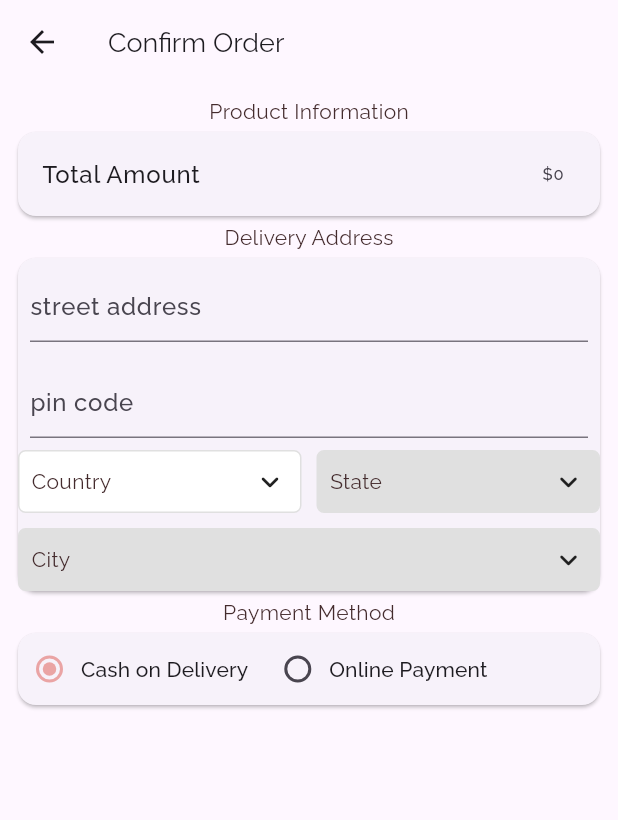
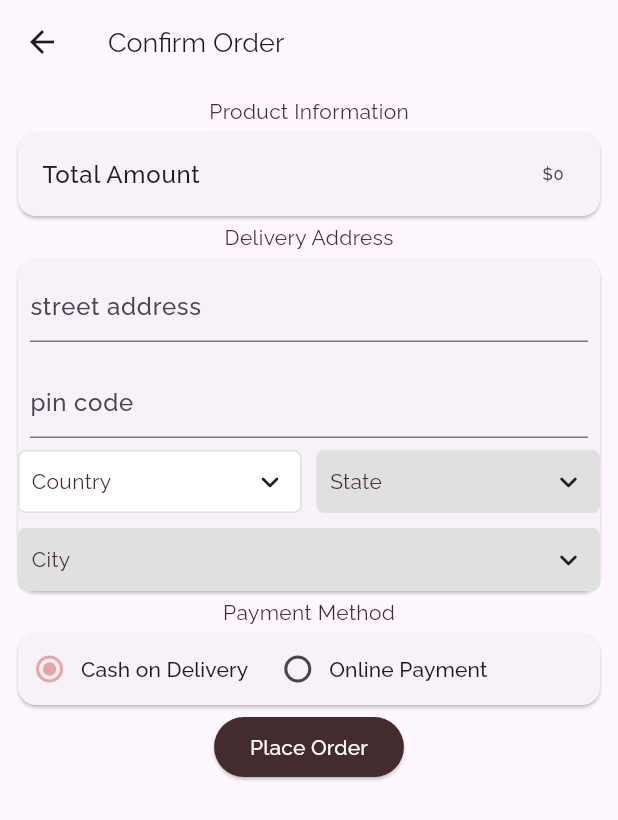
Before and after one commit to Ananyakumar186/firebase_user_app, a Flutter app: the CheckoutPage screen opened by its route, on a phone screen of 412 x 824 dp. Shown: the top 820 px of the screen. Run offline on Flutter 3.47's test engine with Material 3 defaults, Android fonts, the phone set to English and light mode, and no system bars; drawn by our look-alikes of csc_picker; our stand-ins replace cached_network_image, cloud_firestore, firebase_auth, firebase_core, firebase_storage, flutter_easyloading and 4 more; accounts and stored records are empty; network calls fail.

Commit message:
save order and clear cart added

```diff
--- a/lib/db/dbHelper.dart
+++ b/lib/db/dbHelper.dart
@@ -1,6 +1,7 @@
 import 'package:cloud_firestore/cloud_firestore.dart';
 import 'package:sklens_user_app/models/app_user.dart';
 import 'package:sklens_user_app/models/cart.dart';
+import 'package:sklens_user_app/models/order_model.dart';
 
 class DbHelper {
   static final FirebaseFirestore _db = FirebaseFirestore.instance;
@@ -8,6 +9,7 @@ class DbHelper {
   static const String collectionTelescope = 'Telescopes';
   static const String collectionBrand = 'Brands';
   static const String collectionCart = 'MyCartItems';
+  static const String collectionOrder = 'Orders';
 
   static Future<void> addUser(AppUser appUser) {
     return _db
@@ -45,8 +47,11 @@ class DbHelper {
   static Stream<QuerySnapshot<Map<String, dynamic>>> getAllTelescopes() =>
       _db.collection(collectionTelescope).snapshots();
 
+  static Stream<DocumentSnapshot<Map<String, dynamic>>> getUserInfo(uid) =>
+      _db.collection(collectionUser).doc(uid).snapshots();
+
   static Stream<QuerySnapshot<Map<String, dynamic>>> getAllCartItems(
-          String uid) =>
+      String uid) =>
       _db
           .collection(collectionUser)
           .doc(uid)
@@ -61,4 +66,31 @@ class DbHelper {
         .doc(model.telescopeId)
         .set(model.toJson());
   }
+
+  static Future<void> saveOrder(OrderModel order) async {
+    final wb = _db.batch();
+    final orderDoc = _db.collection(collectionOrder).doc(order.orderId);
+    wb.set(orderDoc, order.toJSON());
+
+    for(final cartModel in order.itemDetails) {
+      final telescope = await _db.collection(collectionTelescope).doc(cartModel.telescopeId).get();
+      final previousStock = telescope.data()!['stock'];
+      final telDoc = _db.collection(collectionTelescope).doc(cartModel.telescopeId);
+      wb.update(telDoc, {'stock' : previousStock - cartModel.quantity });
+    }
+
+    final userDoc  = _db.collection(collectionUser).doc(order.appUser.uid);
+    wb.set(userDoc, order.appUser.toJson());
+    return wb.commit();
+  }
+
+  static Future<void> clearCart(String uid, List<CartModel> cartList) {
+    final wb = _db.batch();
+    for (final model in cartList) {
+      final doc = _db.collection(collectionUser).doc(uid).collection(
+          collectionCart).doc(model.telescopeId);
+      wb.delete(doc);
+    }
+    return wb.commit();
+  }
 }
--- a/lib/main.dart
+++ b/lib/main.dart
@@ -11,6 +11,7 @@ import 'package:sklens_user_app/pages/login_page.dart';
 import 'package:sklens_user_app/pages/telescope_detail_page.dart';
 import 'package:sklens_user_app/pages/view_telescope.dart';
 import 'package:sklens_user_app/providers/cart_provider.dart';
+import 'package:sklens_user_app/providers/order_provider.dart';
 import 'package:sklens_user_app/providers/telescope_provider.dart';
 import 'package:sklens_user_app/providers/user_provider.dart';
 import 'package:sklens_user_app/utils/colors.dart';
@@ -25,6 +26,7 @@ void main() async {
     ChangeNotifierProvider(create: (context) => UserProvider()),
     ChangeNotifierProvider(create: (context) => TelescopeProvider()),
     ChangeNotifierProvider(create: (context) => CartProvider()),
+    ChangeNotifierProvider(create: (context) => OrderProvider()),
   ], child:  MyApp()));
 }
 
--- a/lib/models/user_address.dart
+++ b/lib/models/user_address.dart
@@ -2,20 +2,33 @@ class UserAddress {
   String streetAdress;
   String city;
   String postCode;
+  String state;
+  String country;
 
-  UserAddress(
-      {required this.streetAdress, required this.city, required this.postCode});
+  UserAddress({
+    required this.streetAdress,
+    required this.city,
+    required this.postCode,
+    required this.country,
+    required this.state
+  });
 
   Map<String, dynamic> toJson() {
     return <String, dynamic>{
       'streetAddress': streetAdress,
       'city': city,
-      'postCode': postCode
+      'postCode': postCode,
+      'state': state,
+      'country':country
     };
   }
 
   factory UserAddress.fromJson(Map<String, dynamic> map) => UserAddress(
       streetAdress: map['streetAddress'],
       city: map['city'],
-      postCode: map['postCode']);
+      postCode: map['postCode'],
+      state: map['state'],
+      country: map['country']
+  );
+
 }
--- a/lib/pages/view_telescope.dart
+++ b/lib/pages/view_telescope.dart
@@ -7,6 +7,7 @@ import 'package:sklens_user_app/customWidgets/main_drawer.dart';
 import 'package:sklens_user_app/pages/login_page.dart';
 import 'package:sklens_user_app/providers/cart_provider.dart';
 import 'package:sklens_user_app/providers/telescope_provider.dart';
+import 'package:sklens_user_app/providers/user_provider.dart';
 import 'package:sklens_user_app/utils/helper_functions.dart';
 
 import '../customWidgets/telescope_grid_item_view.dart';
@@ -25,6 +26,7 @@ class _ViewTelescopeState extends State<ViewTelescope> {
   void didChangeDependencies() {
     Provider.of<TelescopeProvider>(context, listen: false).getAllTelescopes();
     Provider.of<CartProvider>(context, listen: false).getAllCartItems();
+    Provider.of<UserProvider>(context, listen: false).getUserInfo();
     super.didChangeDependencies();
   }
 
--- a/lib/providers/cart_provider.dart
+++ b/lib/providers/cart_provider.dart
@@ -59,4 +59,6 @@ class CartProvider extends ChangeNotifier {
     }
     return total;
   }
+
+  Future<void> clearCart() => DbHelper.clearCart(AuthService.currentUser!.uid, cartList);
 }
--- /dev/null
+++ b/lib/providers/order_provider.dart
@@ -0,0 +1,13 @@
+import 'package:flutter/material.dart';
+import 'package:sklens_user_app/db/dbHelper.dart';
+import 'package:sklens_user_app/models/order_model.dart';
+
+class OrderProvider extends ChangeNotifier {
+  List<OrderModel> orderList = [];
+
+  Future<void> saveOrder(OrderModel order) {
+    return DbHelper.saveOrder(order);
+  }
+
+
+}
--- a/lib/providers/user_provider.dart
+++ b/lib/providers/user_provider.dart
@@ -1,12 +1,13 @@
 import 'package:cloud_firestore/cloud_firestore.dart';
 import 'package:firebase_auth/firebase_auth.dart';
 import 'package:flutter/material.dart';
+import 'package:sklens_user_app/auth/auth_service.dart';
 import 'package:sklens_user_app/models/app_user.dart';
 
 import '../db/dbHelper.dart';
 
 class UserProvider extends ChangeNotifier {
-
+  AppUser? appUser;
   Future<void> addUser({required User user, String? name, String? phone}) {
     final appUser = AppUser(uid: user.uid,
       email: user.email!,
@@ -16,6 +17,15 @@ class UserProvider extends ChangeNotifier {
     return DbHelper.addUser(appUser);
   }
 
+   getUserInfo() {
+    DbHelper.getUserInfo(AuthService.currentUser!.uid).listen((event) {
+      if(event.exists){
+        appUser = AppUser.fromJson(event.data()!);
+        notifyListeners();
+      }
+    });
+  }
+
   Future<bool> doesUserExist(String uid) => DbHelper.doesUserExist(uid);
 
 }
```
Also changed, not shown: lib/pages/checkout_page.dart (+85 -12 lines).
